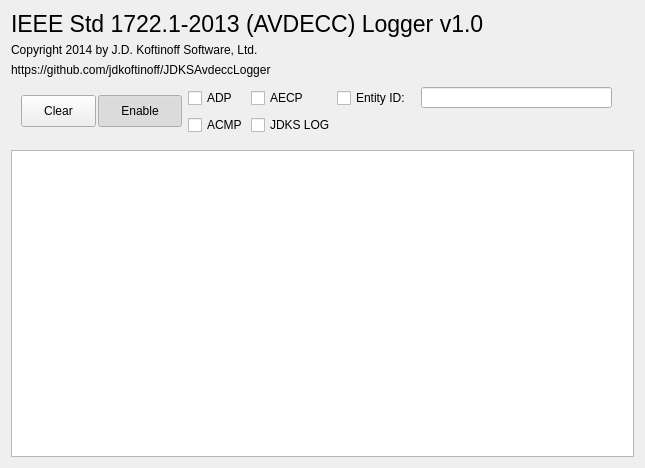
Before: the Qt Designer form qtgui/JDKSAvdeccLogger/MainWindow.ui in chargen/JDKSAvdeccLogger, drawn with Qt 5.
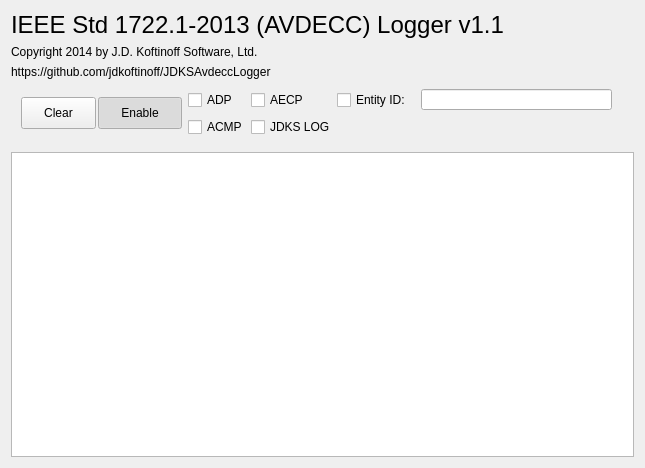
After: the same form once the commit is applied.

Commit message: factor out printing of individual protocols into separate functions

```diff
--- a/qtgui/JDKSAvdeccLogger/MainWindow.ui
+++ b/qtgui/JDKSAvdeccLogger/MainWindow.ui
@@ -13,22 +13,36 @@
   <property name="windowTitle">
    <string>JDKSAvdeccLogger</string>
   </property>
+  <property name="styleSheet">
+   <string notr="true">QLabel { 
+	qproperty-alignment: AlignCenter; 
+	font: &quot;Sans&quot;;
+}
+
+#labelTitle {
+	font: 18pt;
+}
+
+#commonLogText {
+	font: &quot;Mono&quot;;
+}
+
+#lineEditEntityID {
+	font: &quot;Mono&quot;;
+}
+</string>
+  </property>
   <widget class="QWidget" name="centralWidget">
    <layout class="QVBoxLayout" name="verticalLayout">
     <item>
      <widget class="QLabel" name="labelTitle">
-      <property name="font">
-       <font>
-        <pointsize>17</pointsize>
-       </font>
-      </property>
       <property name="styleSheet">
        <string notr="true">QLabel { 
 	qproperty-alignment: AlignCenter; 
 }</string>
       </property>
       <property name="text">
-       <string>IEEE Std 1722.1-2013 (AVDECC) Logger v1.0</string>
+       <string>IEEE Std 1722.1-2013 (AVDECC) Logger v1.1</string>
       </property>
      </widget>
     </item>
@@ -117,11 +131,6 @@
          <height>21</height>
         </size>
        </property>
-       <property name="font">
-        <font>
-         <family>Consolas</family>
-        </font>
-       </property>
        <property name="text">
         <string/>
        </property>
@@ -194,16 +203,11 @@
         <height>91</height>
        </size>
       </property>
-      <property name="font">
-       <font>
-        <family>Consolas</family>
-       </font>
-      </property>
       <property name="html">
        <string>&lt;!DOCTYPE HTML PUBLIC &quot;-//W3C//DTD HTML 4.0//EN&quot; &quot;http://www.w3.org/TR/REC-html40/strict.dtd&quot;&gt;
 &lt;html&gt;&lt;head&gt;&lt;meta name=&quot;qrichtext&quot; content=&quot;1&quot; /&gt;&lt;style type=&quot;text/css&quot;&gt;
 p, li { white-space: pre-wrap; }
-&lt;/style&gt;&lt;/head&gt;&lt;body style=&quot; font-family:'Consolas'; font-size:13pt; font-weight:400; font-style:normal;&quot;&gt;
+&lt;/style&gt;&lt;/head&gt;&lt;body style=&quot; font-family:'.Lucida Grande UI'; font-size:13pt; font-weight:400; font-style:normal;&quot;&gt;
 &lt;p style=&quot;-qt-paragraph-type:empty; margin-top:0px; margin-bottom:0px; margin-left:0px; margin-right:0px; -qt-block-indent:0; text-indent:0px;&quot;&gt;&lt;br /&gt;&lt;/p&gt;&lt;/body&gt;&lt;/html&gt;</string>
       </property>
      </widget>
```
Left out of the diff: 11 changed lines with no effect on the pictures. The commit also changes 1 other file.
